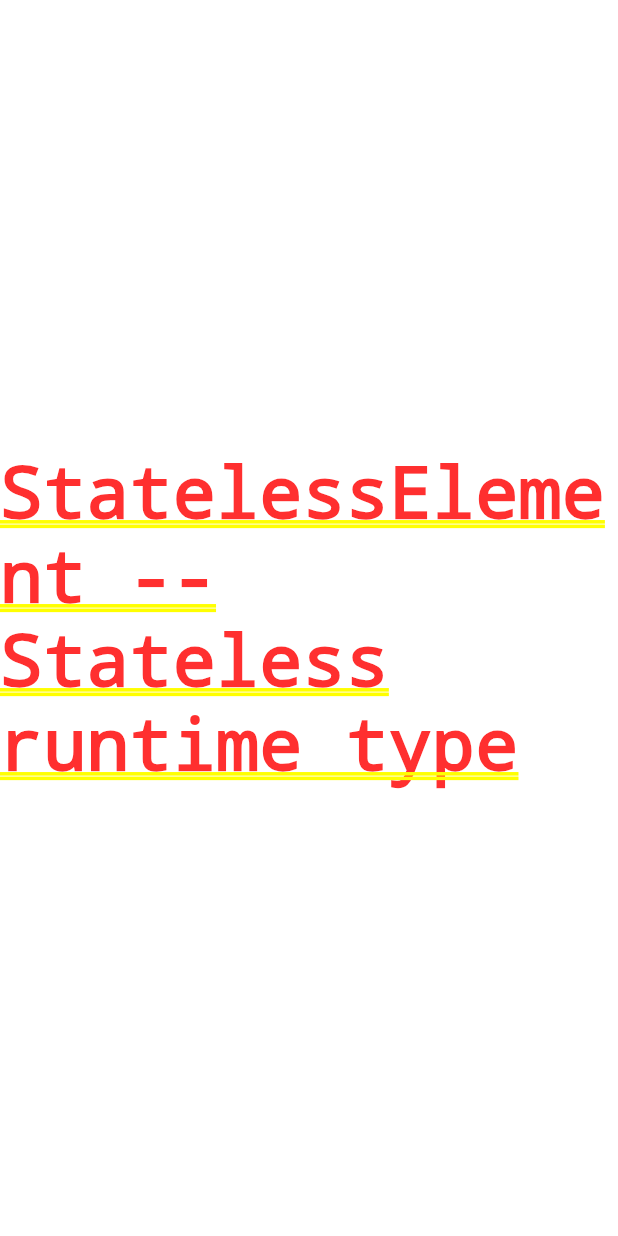
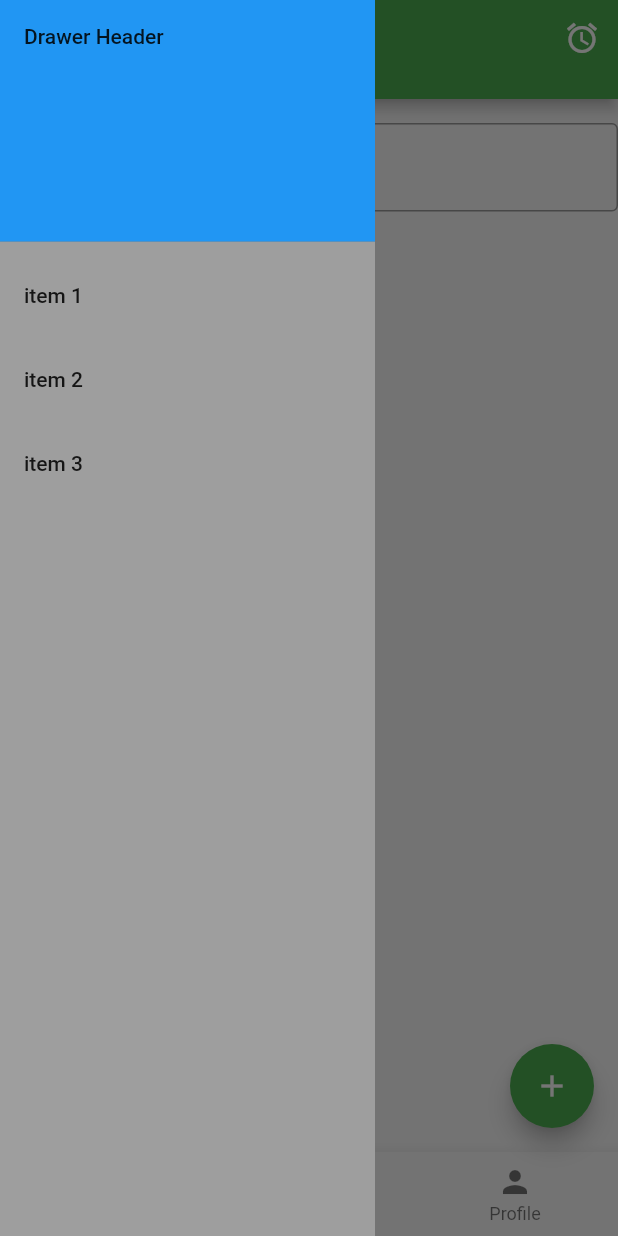
Before and after one commit to oshulyak/surf-flutter-course-shulyak, a Flutter app: the screen it shows after launch, with the side drawer open (before the commit the screen has no drawer), on a phone screen of 412 x 824 dp. Run offline on Flutter 3.47's test engine with Material 2 defaults, Android fonts, the phone set to English and light mode, and no system bars.

Commit message:
Первый Scaffold

```diff
--- a/lib/main.dart
+++ b/lib/main.dart
@@ -1,8 +1,7 @@
 import 'package:flutter/material.dart';
+import "package:places/ui/screen/sight_list_screen.dart";
 
-void main() {
-  runApp(App());
-}
+void main() => runApp(App());
 
 class App extends StatelessWidget {
   @override
@@ -10,10 +9,10 @@ class App extends StatelessWidget {
     return MaterialApp(
       title: 'Title of the MaterialApp',
       theme: ThemeData(
-        primarySwatch: Colors.blue,
+        primarySwatch: Colors.green,
         visualDensity: VisualDensity.adaptivePlatformDensity,
       ),
-      home: const MyFirstWidget(),
+      home: SightListScreen(),
       // home: const MyFirstSfWidget(),
     );
   }
@@ -21,16 +20,16 @@ class App extends StatelessWidget {
 
 class MyFirstWidget extends StatelessWidget {
   @override
-
   const MyFirstWidget();
 
   Widget build(BuildContext context) {
-    String runtimeType(){
+    String runtimeType() {
       return context.runtimeType.toString();
     }
-      return Container(
+
+    return Container(
       child: Center(
-        child: Text(runtimeType()+ " -- Stateless runtime type"),
+        child: Text(runtimeType() + " -- Stateless runtime type"),
       ),
     );
   }
@@ -47,9 +46,10 @@ class MyFirstSfWidget extends StatefulWidget {
 
 class _AppState extends State<MyFirstSfWidget> {
   Widget build(BuildContext context) {
-    String runtimeType(){
+    String runtimeType() {
       return context.runtimeType.toString();
     }
+
     return Container(
       child: Center(
         child: Text(runtimeType() + " -- Statefull runtime type"),
--- /dev/null
+++ b/lib/ui/screen/sight_list_screen.dart
@@ -0,0 +1,67 @@
+import 'package:flutter/material.dart';
+
+class SightListScreen extends StatefulWidget {
+  @override
+  final String title = 'Places';
+  _SightListScreenState createState() => _SightListScreenState();
+}
+
+class _SightListScreenState extends State<SightListScreen> {
+  @override
+  Widget build(BuildContext context) {
+    return Scaffold(
+      resizeToAvoidBottomInset: true,
+      appBar: AppBar(
+        title: Text(widget.title),
+        actions: [
+          IconButton(icon: Icon(Icons.alarm), onPressed: () => print('Alarm!'))
+        ],
+        bottom: PreferredSize(
+          child: Text('bottom'),
+          preferredSize: Size.fromHeight(10),
+        ),
+      ),
+
+      drawer: Container(
+        color: Colors.grey,
+        width: 250,
+        child: Column(
+          crossAxisAlignment: CrossAxisAlignment.stretch,
+          children: [
+            DrawerHeader(
+              child: Text('Drawer Header'),
+              decoration: BoxDecoration(color: Colors.blue),
+            ),
+            ListTile(title: Text('item 1')),
+            ListTile(title: Text('item 2')),
+            ListTile(title: Text('item 3')),
+          ],
+        ),
+      ),
+
+      body: Column(
+        children: [
+          Text('Some text'),
+          TextField(
+            decoration: InputDecoration(
+                border: OutlineInputBorder(), hintText: 'Enter some text'),
+          )
+        ],
+      ),
+      // body: getBody('input text'),
+
+      floatingActionButton: FloatingActionButton(
+        onPressed: () => print('Action'),
+        child: Icon(Icons.add),
+      ),
+
+      bottomNavigationBar: BottomNavigationBar(
+        items: [
+          BottomNavigationBarItem(icon: Icon(Icons.home), label: 'Home'),
+          BottomNavigationBarItem(icon: Icon(Icons.mail), label: 'Messages'),
+          BottomNavigationBarItem(icon: Icon(Icons.person), label: 'Profile'),
+        ],
+      ),
+    );
+  }
+}
```
Also changed, not shown: 3 other files.
